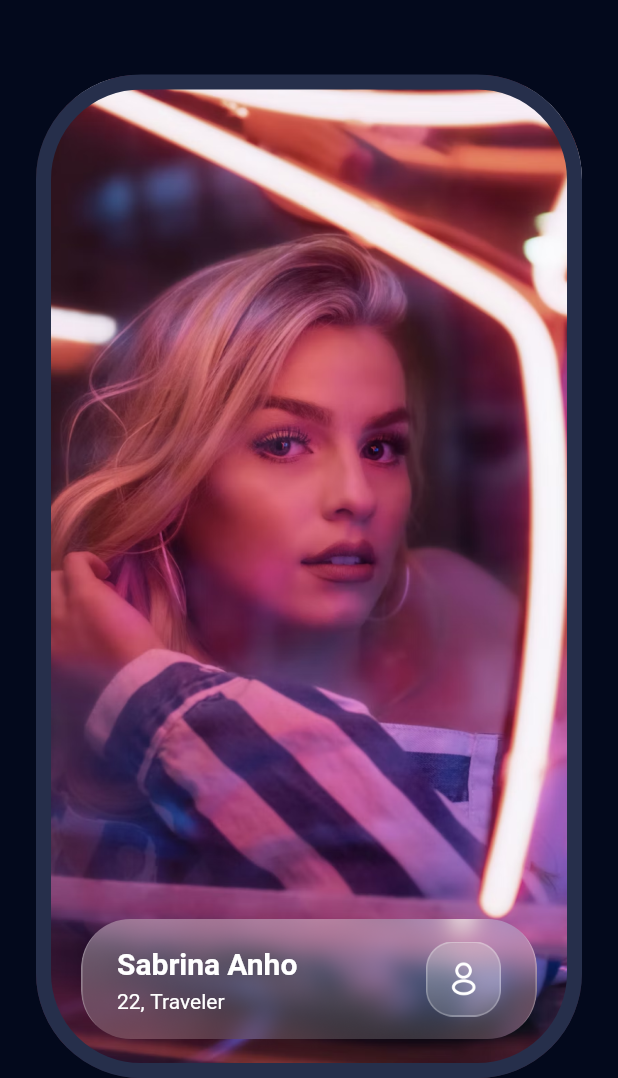
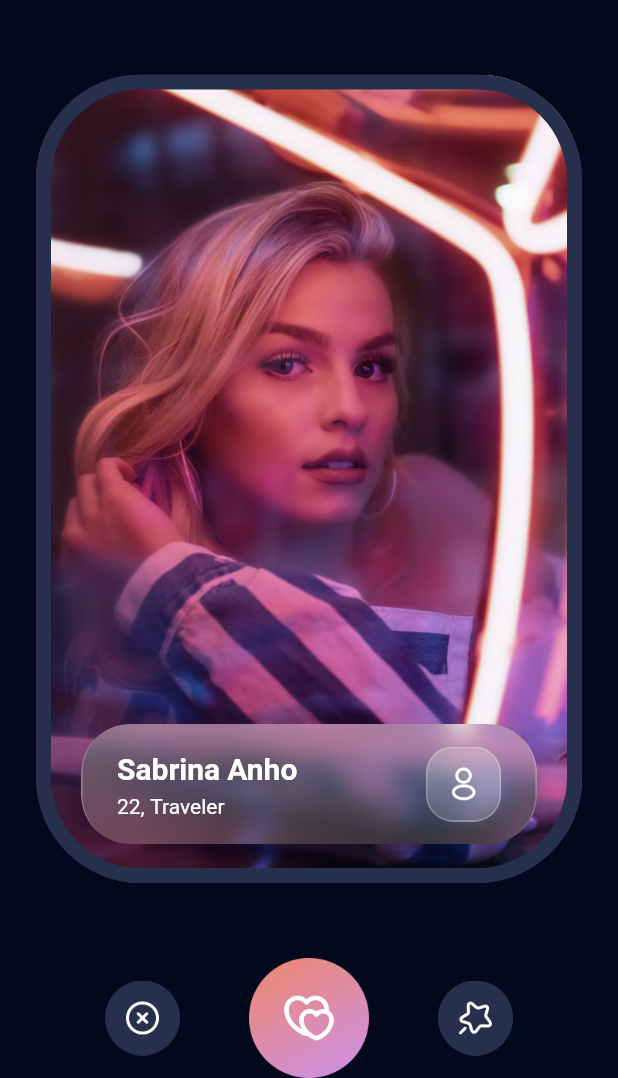
Before and after one commit to Ripat-2345/flutter_dating_app, a Flutter app: the ExplorePeopleScreen screen opened by its route, on a phone screen of 412 x 824 dp, the part 158-1236 px from its top. Run offline on Flutter 3.47's test engine with Material 2 defaults, Android fonts, the phone set to English and light mode, and no system bars; our stand-ins replace google_fonts.

Commit message:
slicing explore people screen matchbutton

```diff
--- /dev/null
+++ b/lib/src/common_widgets/explore_people_button_widget.dart
@@ -0,0 +1,29 @@
+import 'package:flutter/material.dart';
+
+import 'match_button_widget.dart';
+
+class ExplorePeopleButtonWidget extends StatelessWidget {
+  const ExplorePeopleButtonWidget({super.key});
+
+  @override
+  Widget build(BuildContext context) {
+    return Row(
+      mainAxisAlignment: MainAxisAlignment.spaceEvenly,
+      children: [
+        MatchButtonWidget(
+          iconPath: 'icon_close.png',
+          onTap: () {},
+        ),
+        MatchButtonWidget(
+          dimension: 80.0,
+          iconPath: 'icon_love.png',
+          onTap: () {},
+        ),
+        MatchButtonWidget(
+          iconPath: 'icon_favorite.png',
+          onTap: () {},
+        ),
+      ],
+    );
+  }
+}
--- /dev/null
+++ b/lib/src/common_widgets/match_button_widget.dart
@@ -0,0 +1,30 @@
+import 'package:dating_app/src/theme_manager/asset_image_icon_manager.dart';
+import 'package:flutter/material.dart';
+
+class MatchButtonWidget extends StatelessWidget {
+  final double dimension;
+  final String iconPath;
+  final VoidCallback onTap;
+
+  const MatchButtonWidget(
+      {required this.iconPath,
+      required this.onTap,
+      this.dimension = 50.0,
+      super.key});
+
+  @override
+  Widget build(BuildContext context) {
+    return GestureDetector(
+      onTap: onTap,
+      child: Container(
+        width: dimension,
+        height: dimension,
+        decoration: BoxDecoration(
+          image: DecorationImage(
+            image: AssetImage("${AssetImageIconManager.assetPath}/$iconPath"),
+          ),
+        ),
+      ),
+    );
+  }
+}
--- a/lib/src/features/likes_you/presentation/explore_people_screen.dart
+++ b/lib/src/features/likes_you/presentation/explore_people_screen.dart
@@ -2,6 +2,7 @@ import 'package:dating_app/src/theme_manager/values_manager.dart';
 import 'package:flutter/material.dart';
 
 import '../../../common_widgets/explore_people_app_bar_widget.dart';
+import '../../../common_widgets/explore_people_button_widget.dart';
 import '../../../common_widgets/match_card_widget.dart';
 
 class ExplorePeopleScreen extends StatelessWidget {
@@ -24,7 +25,11 @@ class ExplorePeopleScreen extends StatelessWidget {
             Expanded(
               child: Column(
                 children: [
-                  Expanded(child: MatchCardWidget()),
+                  Expanded(
+                    child: MatchCardWidget(),
+                  ),
+                  const SizedBox(height: AppSize.s50),
+                  ExplorePeopleButtonWidget(),
                 ],
               ),
             ),
```
